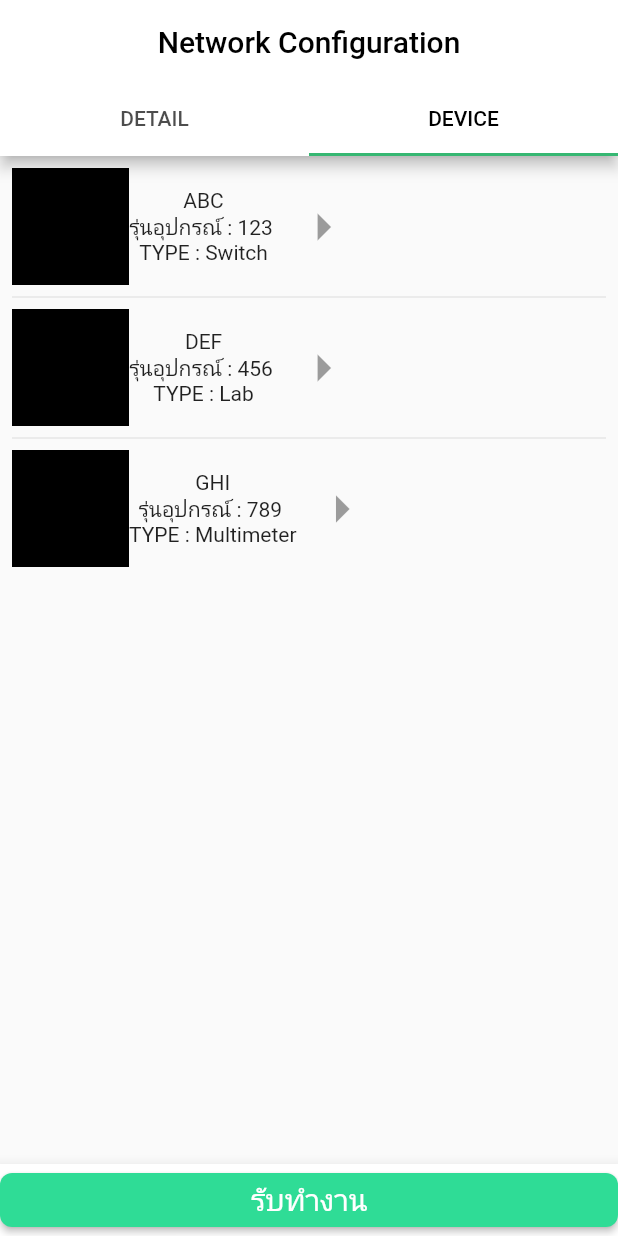
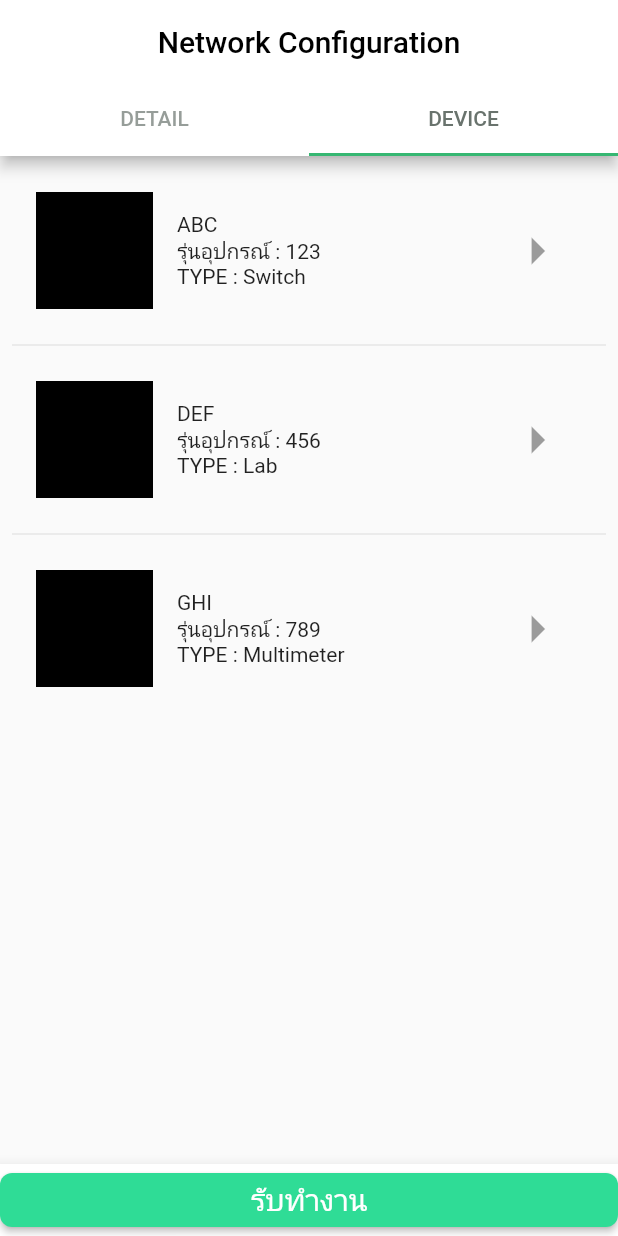
Before and after one commit to godprogrammer3/technician_app, a Flutter app: the screen it shows after launch, tab 2 chosen, on a phone screen of 412 x 824 dp. Run offline on Flutter 3.47's test engine with Material 2 defaults, Android fonts, the phone set to English and light mode, and no system bars; our stand-ins replace bloc, data_connection_checker, equatable, flutter_bloc, flutter_svg, pin_code_fields; missing offline and left inert: configurable_expansion_tile.

Commit message:
add text alignment

```diff
--- a/lap_app/lib/ui/pages/task_detail_page.dart
+++ b/lap_app/lib/ui/pages/task_detail_page.dart
@@ -18,7 +18,7 @@ class TaskDetail extends StatelessWidget{
           backgroundColor: Colors.white,
           bottom: TabBar(
             indicatorColor: const Color(0xff36B772),
-            labelColor: Colors.black,
+            labelColor: Color(0xff69736D),
             tabs: [new Tab(text: 'DETAIL',),new Tab(text: 'DEVICE')]
           ),
       ),
--- a/lap_app/lib/ui/widget/task_device.dart
+++ b/lap_app/lib/ui/widget/task_device.dart
@@ -21,9 +21,11 @@ import 'package:flutter/material.dart';
                   // height: 50,
                   // color: Colors.amber[colorCodes[index]],
                   child: Row(
+
                     children: <Widget>[
 
                       Container(
+                        margin: EdgeInsets.all(16),
                         height: 78.0,
                         width: 78.0,
                         decoration: new BoxDecoration(
@@ -37,18 +39,21 @@ import 'package:flutter/material.dart';
                         ),
                       ),
 
-                      Container(
+                      Expanded(
+
                         child: Column(
                           children: <Widget>[
-                            Text('${nameDevice[index]}'),
-                            Text('รุ่นอุปกรณ์ : ${modelDevice[index]} '),
-                            Text('TYPE : ${typeDevice[index]}'),
+                            Align(alignment: Alignment.centerLeft,child:  Text('${nameDevice[index]}')),
+                            Align(alignment: Alignment.centerLeft,child:  Text('รุ่นอุปกรณ์ : ${modelDevice[index]} '),),
+                            Align(alignment: Alignment.centerLeft,child:  Text('TYPE : ${typeDevice[index]}'),),
                           ],
+
                         ),
 
                       ),
 
                       Container(
+                        margin: EdgeInsets.all(16),
                           child: IconButton(iconSize: 44.0,icon: Icon(Icons.arrow_right),onPressed: null,),
                       )
                     ],
```
